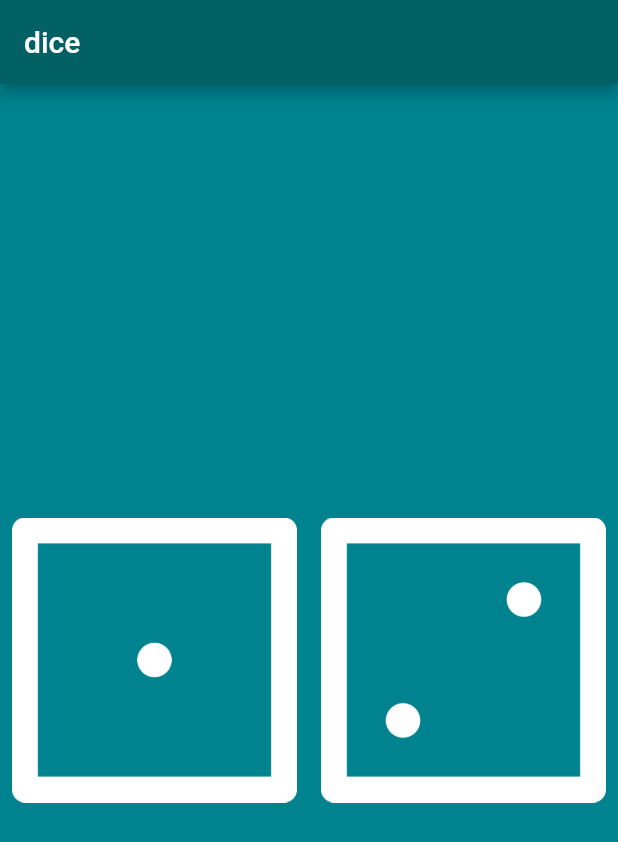
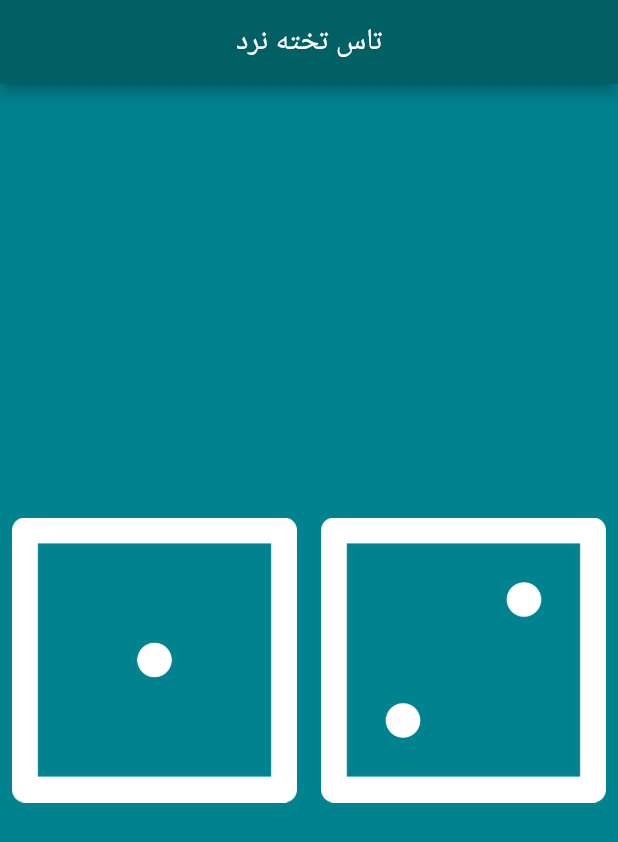
Before and after one commit to atroopa/flutter_dice, a Flutter app: the screen it shows after launch, on a phone screen of 412 x 824 dp. Shown: the top 842 px of the screen. Run offline on Flutter 3.47's test engine with Material 2 defaults, Android fonts, the phone set to English and light mode, and no system bars.

Commit message:
Persian title on AppBar set

```diff
--- a/lib/main.dart
+++ b/lib/main.dart
@@ -4,10 +4,12 @@ import 'dart:math';
 //This is Starting Point!
 void main() {
   runApp(MaterialApp(
+    debugShowCheckedModeBanner: false,
     home: Scaffold(
       backgroundColor: Colors.cyan.shade800,
       appBar: AppBar(
-        title: Text('dice'),
+        centerTitle: true,
+        title: Text('تاس تخته نرد' , textAlign: TextAlign.right,),
         backgroundColor: Colors.cyan.shade900,
       ),
       body: DicePage(),
```
